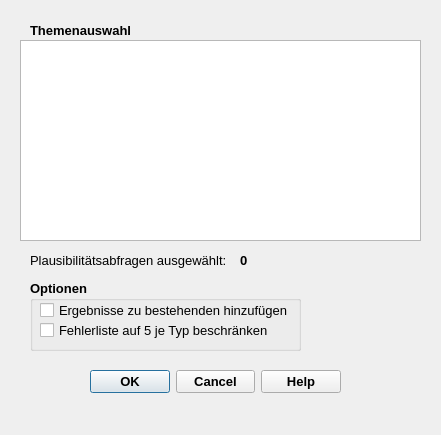
SonkeHoffmann/QKan-1, file qkan/datacheck/res/application_datacheck.ui: the form before one commit.
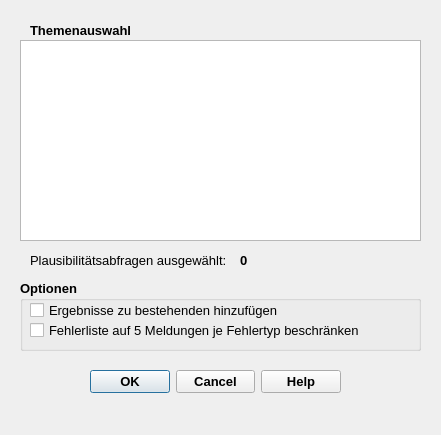
The form after the commit.

Diff of the .ui file:
```diff
--- a/qkan/datacheck/res/application_datacheck.ui
+++ b/qkan/datacheck/res/application_datacheck.ui
@@ -145,9 +145,9 @@
   <widget class="QGroupBox" name="groupBox_5">
    <property name="geometry">
     <rect>
-     <x>30</x>
+     <x>20</x>
      <y>280</y>
-     <width>271</width>
+     <width>401</width>
      <height>71</height>
     </rect>
    </property>
@@ -167,7 +167,7 @@
      <rect>
       <x>10</x>
       <y>40</y>
-      <width>261</width>
+      <width>381</width>
       <height>21</height>
      </rect>
     </property>
@@ -186,7 +186,7 @@
      <string>neue Ergebnissen zu bisherigen ergänzen</string>
     </property>
     <property name="text">
-     <string>Fehlerliste auf 5 je Typ beschränken</string>
+     <string>Fehlerliste auf 5 Meldungen je Fehlertyp beschränken</string>
     </property>
    </widget>
    <widget class="QCheckBox" name="cb_keepdata">
```
